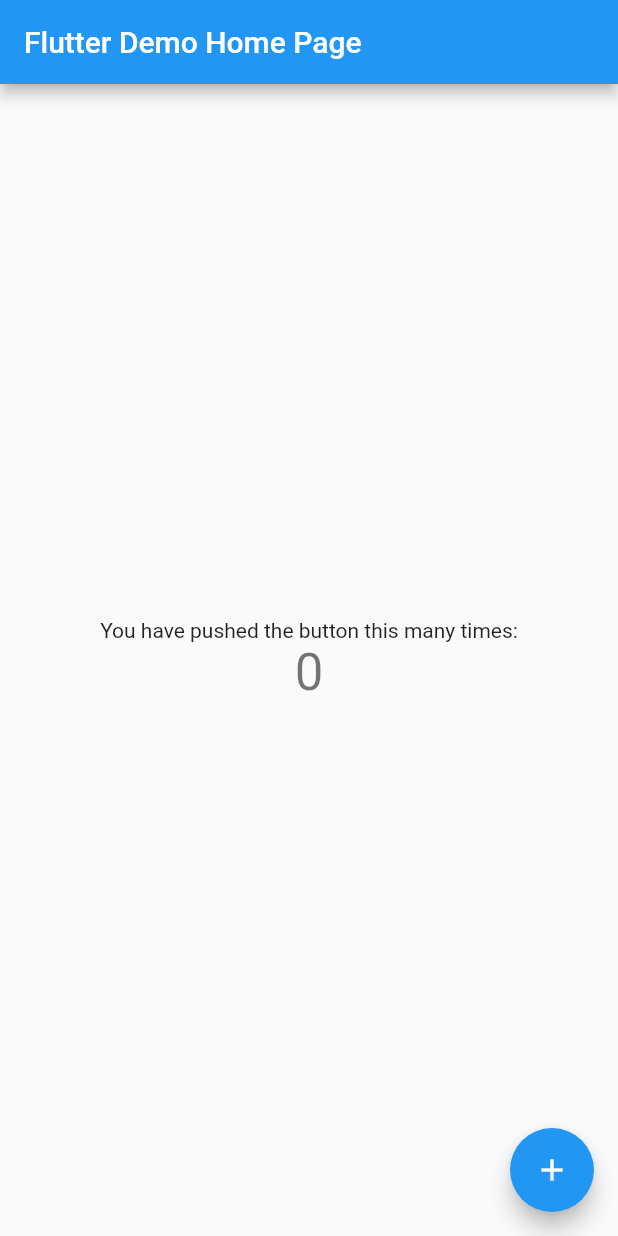
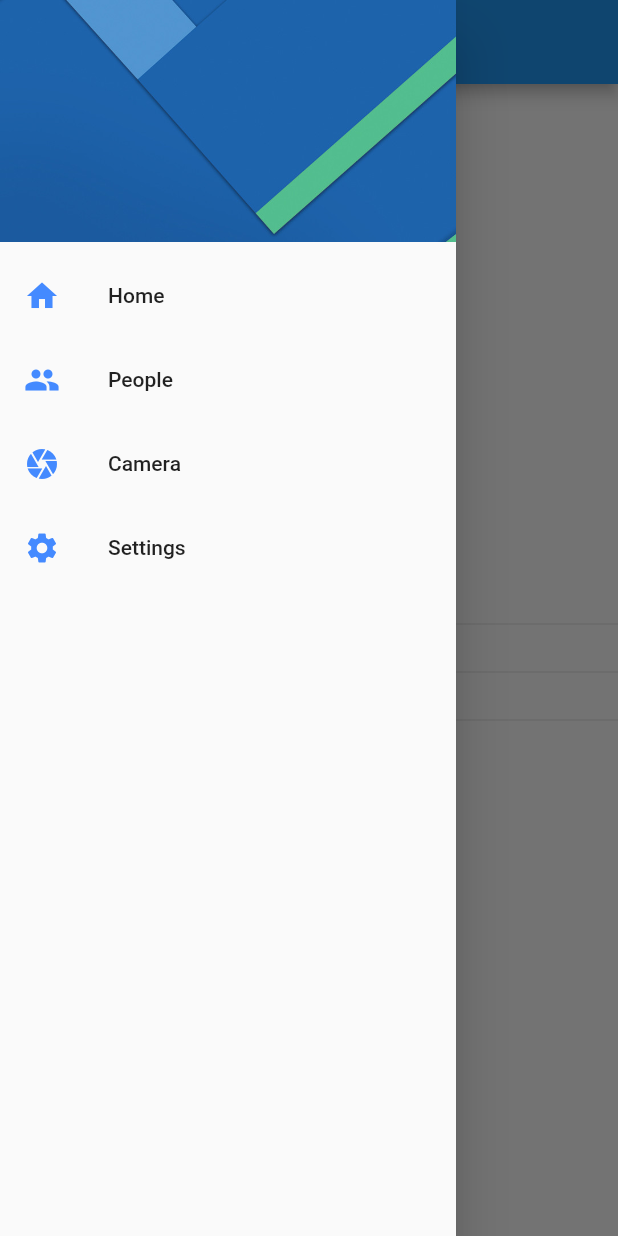
Before and after one commit to mtsluna/flutter_work_repository, a Flutter app: the screen it shows after launch, with the side drawer open (before the commit the screen has no drawer), on a phone screen of 412 x 824 dp. Run offline on Flutter 3.47's test engine with Material 2 defaults, Android fonts, the phone set to English and light mode, and no system bars; our stand-ins replace flutter_map, flutter_swiper, latlong, sqflite; missing offline and left inert: qrcode_reader; accounts and stored records are empty.

Commit message:
preference_app: basic structure

```diff
--- a/preference_app/lib/main.dart
+++ b/preference_app/lib/main.dart
@@ -1,111 +1,19 @@
 import 'package:flutter/material.dart';
+import 'package:preference_app/src/pages/home_page.dart';
+import 'package:preference_app/src/pages/settings_page.dart';
 
 void main() => runApp(MyApp());
 
 class MyApp extends StatelessWidget {
-  // This widget is the root of your application.
   @override
   Widget build(BuildContext context) {
     return MaterialApp(
-      title: 'Flutter Demo',
-      theme: ThemeData(
-        // This is the theme of your application.
-        //
-        // Try running your application with "flutter run". You'll see the
-        // application has a blue toolbar. Then, without quitting the app, try
-        // changing the primarySwatch below to Colors.green and then invoke
-        // "hot reload" (press "r" in the console where you ran "flutter run",
-        // or simply save your changes to "hot reload" in a Flutter IDE).
-        // Notice that the counter didn't reset back to zero; the application
-        // is not restarted.
-        primarySwatch: Colors.blue,
-      ),
-      home: MyHomePage(title: 'Flutter Demo Home Page'),
+      title: 'Preferences',
+      initialRoute: HomePage.routeName,
+      routes: {
+        HomePage.routeName     : (BuildContext context) => HomePage(),
+        SettingsPage.routeName : (BuildContext context) => SettingsPage(),
+      },
     );
   }
 }
-
-class MyHomePage extends StatefulWidget {
-  MyHomePage({Key key, this.title}) : super(key: key);
-
-  // This widget is the home page of your application. It is stateful, meaning
-  // that it has a State object (defined below) that contains fields that affect
-  // how it looks.
-
-  // This class is the configuration for the state. It holds the values (in this
-  // case the title) provided by the parent (in this case the App widget) and
-  // used by the build method of the State. Fields in a Widget subclass are
-  // always marked "final".
-
-  final String title;
-
-  @override
-  _MyHomePageState createState() => _MyHomePageState();
-}
-
-class _MyHomePageState extends State<MyHomePage> {
-  int _counter = 0;
-
-  void _incrementCounter() {
-    setState(() {
-      // This call to setState tells the Flutter framework that something has
-      // changed in this State, which causes it to rerun the build method below
-      // so that the display can reflect the updated values. If we changed
-      // _counter without calling setState(), then the build method would not be
-      // called again, and so nothing would appear to happen.
-      _counter++;
-    });
-  }
-
-  @override
-  Widget build(BuildContext context) {
-    // This method is rerun every time setState is called, for instance as done
-    // by the _incrementCounter method above.
-    //
-    // The Flutter framework has been optimized to make rerunning build methods
-    // fast, so that you can just rebuild anything that needs updating rather
-    // than having to individually change instances of widgets.
-    return Scaffold(
-      appBar: AppBar(
-        // Here we take the value from the MyHomePage object that was created by
-        // the App.build method, and use it to set our appbar title.
-        title: Text(widget.title),
-      ),
-      body: Center(
-        // Center is a layout widget. It takes a single child and positions it
-        // in the middle of the parent.
-        child: Column(
-          // Column is also layout widget. It takes a list of children and
-          // arranges them vertically. By default, it sizes itself to fit its
-          // children horizontally, and tries to be as tall as its parent.
-          //
-          // Invoke "debug painting" (press "p" in the console, choose the
-          // "Toggle Debug Paint" action from the Flutter Inspector in Android
-          // Studio, or the "Toggle Debug Paint" command in Visual Studio Code)
-          // to see the wireframe for each widget.
-          //
-          // Column has various properties to control how it sizes itself and
-          // how it positions its children. Here we use mainAxisAlignment to
-          // center the children vertically; the main axis here is the vertical
-          // axis because Columns are vertical (the cross axis would be
-          // horizontal).
-          mainAxisAlignment: MainAxisAlignment.center,
-          children: <Widget>[
-            Text(
-              'You have pushed the button this many times:',
-            ),
-            Text(
-              '$_counter',
-              style: Theme.of(context).textTheme.display1,
-            ),
-          ],
-        ),
-      ),
-      floatingActionButton: FloatingActionButton(
-        onPressed: _incrementCounter,
-        tooltip: 'Increment',
-        child: Icon(Icons.add),
-      ), // This trailing comma makes auto-formatting nicer for build methods.
-    );
-  }
-}
--- /dev/null
+++ b/preference_app/lib/src/pages/home_page.dart
@@ -0,0 +1,30 @@
+import 'package:flutter/material.dart';
+import 'package:preference_app/src/pages/settings_page.dart';
+import 'package:preference_app/src/widgets/menu_widget.dart';
+
+class HomePage extends StatelessWidget {
+
+  static final String routeName = 'home';
+
+  @override
+  Widget build(BuildContext context) {
+    return Scaffold(
+      appBar: AppBar(
+        title: Text('User preferences')
+      ),
+      drawer: MenuWidget(),
+      body: Column(
+        mainAxisAlignment: MainAxisAlignment.center,
+        children: <Widget>[
+          Text('Secondary color:'),
+          Divider(),
+          Text('Gender:'),
+          Divider(),
+          Text('User name:'),
+          Divider(),
+        ],
+      ),
+    );
+  }
+
+}
--- /dev/null
+++ b/preference_app/lib/src/pages/settings_page.dart
@@ -0,0 +1,20 @@
+import 'package:flutter/material.dart';
+import 'package:preference_app/src/widgets/menu_widget.dart';
+
+class SettingsPage extends StatelessWidget {
+
+  static final String routeName = 'settings';
+
+  @override
+  Widget build(BuildContext context) {
+    return Scaffold(
+      appBar: AppBar(
+        title: Text('Settings'),
+      ),
+      drawer: MenuWidget(),
+      body: Center(
+        child: Text('Settings Page'),
+      ),
+    );
+  }
+}
--- /dev/null
+++ b/preference_app/lib/src/widgets/menu_widget.dart
@@ -0,0 +1,52 @@
+import 'package:flutter/material.dart';
+import 'package:preference_app/src/pages/home_page.dart';
+import 'package:preference_app/src/pages/settings_page.dart';
+
+class MenuWidget extends StatelessWidget {
+
+  @override
+  Widget build(BuildContext context) {
+    return Drawer(
+      child: ListView(
+        padding: EdgeInsets.zero,
+        children: <Widget>[
+          DrawerHeader(
+            child: Container(),
+            decoration: BoxDecoration(
+              image: DecorationImage(
+                image: AssetImage('assets/image.jpg'),
+                fit: BoxFit.cover
+              )
+            ),
+          ),
+          ListTile(
+            leading: Icon(Icons.home, color: Colors.blueAccent,),
+            title: Text("Home"),
+            onTap: (){
+              Navigator.pushReplacementNamed(context, HomePage.routeName);
+            },
+          ),
+          ListTile(
+            leading: Icon(Icons.people, color: Colors.blueAccent,),
+            title: Text("People"),
+            onTap: (){},
+          ),
+          ListTile(
+            leading: Icon(Icons.camera, color: Colors.blueAccent,),
+            title: Text("Camera"),
+            onTap: (){},
+          ),
+          ListTile(
+            leading: Icon(Icons.settings, color: Colors.blueAccent,),
+            title: Text("Settings"),
+            onTap: () {
+              //Navigator.pushNamed(context, SettingsPage.routeName);
+              //Navigator.pop(context);
+              Navigator.pushReplacementNamed(context, SettingsPage.routeName);
+            }
+          ),
+        ],
+      ),
+    );
+  }
+}
--- a/preference_app/pubspec.yaml
+++ b/preference_app/pubspec.yaml
@@ -41,7 +41,8 @@ flutter:
   uses-material-design: true
 
   # To add assets to your application, add an assets section, like this:
-  # assets:
+  assets:
+    - assets/image.jpg
   #  - images/a_dot_burr.jpeg
   #  - images/a_dot_ham.jpeg
 
```
Also changed, not shown: preference_app/assets/image.jpg (added), 1 other file.
